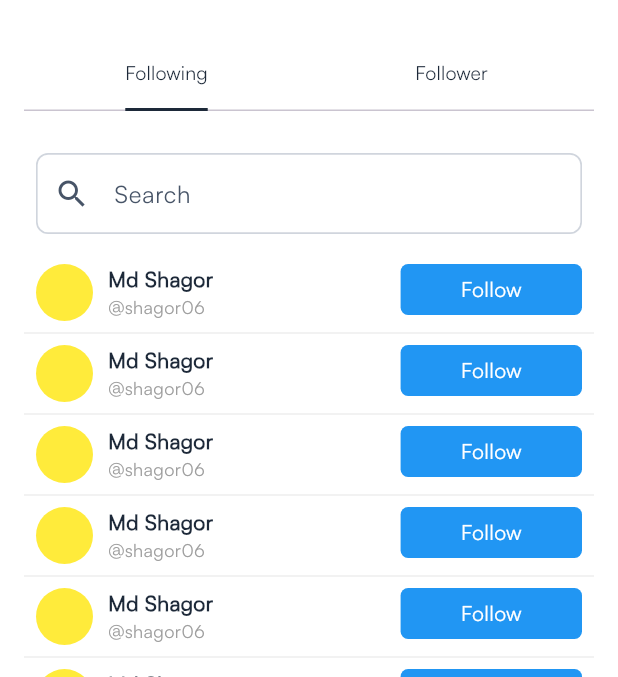
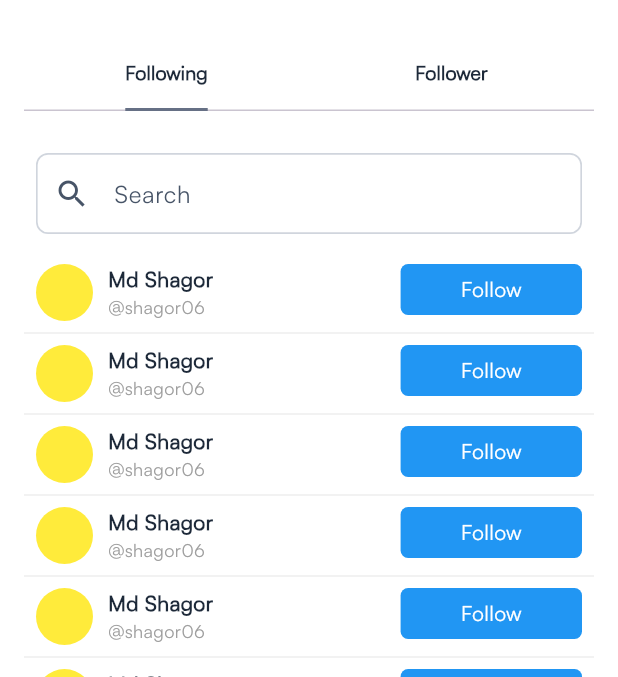
Before and after one commit to mohammadrezaulalam/share-flare, a Flutter app: the FollowerScreen screen opened directly, on a phone screen of 412 x 824 dp, the part 63-740 px from its top. Run offline on Flutter 3.47's test engine with Material 3 defaults, Android fonts, the phone set to English and light mode, and no system bars; our stand-ins replace firebase_core, get, iconsax; accounts and stored records are empty.

Commit message:
follower_tab screen has been updated!

```diff
--- a/lib/presentation/ui/widgets/follower_list/follower_tab.dart
+++ b/lib/presentation/ui/widgets/follower_list/follower_tab.dart
@@ -16,26 +16,26 @@ class FollowerTabBar extends StatelessWidget {
         Material(
         color:   dark ?  const Color(0xFF1D2939): SFColors.white,
           child:  Padding(
-            padding: EdgeInsets.only(left: 16, right: 16, top: 8, bottom: 12),
+            padding: const EdgeInsets.only(left: 16, right: 16, top: 8, bottom: 12),
             child: Stack(
               children: [
                 TabBar(
 
                   labelColor: Colors.black,
-                  unselectedLabelColor: Colors.grey,
+                  unselectedLabelColor: dark ? const Color(0xFF1D2939): const Color(0xFF1D2939),
                   indicatorSize: TabBarIndicatorSize.label,
                   indicator: UnderlineTabIndicator(
-                    borderSide: BorderSide(width: 2.0, color: dark ? SFColors.white : const Color(0xFF1D2939)),
-                    insets: EdgeInsets.symmetric(
+                    borderSide: BorderSide(width: 2.0, color: dark ? SFColors.white : const Color(0xFF667085)),
+                    insets: const EdgeInsets.symmetric(
                         horizontal: 0.0), // Adjust the width of the indicator
                   ),
                   indicatorColor: Colors.black,
                   tabs: [
                     Tab(
-                      child:   Text("Following", style: TextStyle(fontSize: 13, color: dark ? SFColors.white : const Color(0xFF1D2939),),),
+                      child:   Text("Following", style: TextStyle(fontSize: 13, color: dark ? SFColors.white : const Color(0xFF1D2939),fontWeight: FontWeight.w600),),
                     ),
                     Tab(
-                      child:   Text("Follower", style: TextStyle(fontSize: 13, color: dark ? SFColors.white : const Color(0xFF1D2939),),),
+                      child:   Text("Follower", style: TextStyle(fontSize: 13, color: dark ? SFColors.white : const Color(0xFF1D2939),fontWeight: FontWeight.w600),),
                     ),
                   ],
                 ),
@@ -50,7 +50,6 @@ class FollowerTabBar extends StatelessWidget {
               children: [
                 FollowingListView(),
                 FollowerListView(),
-
               ],
             ),
           ),
```
